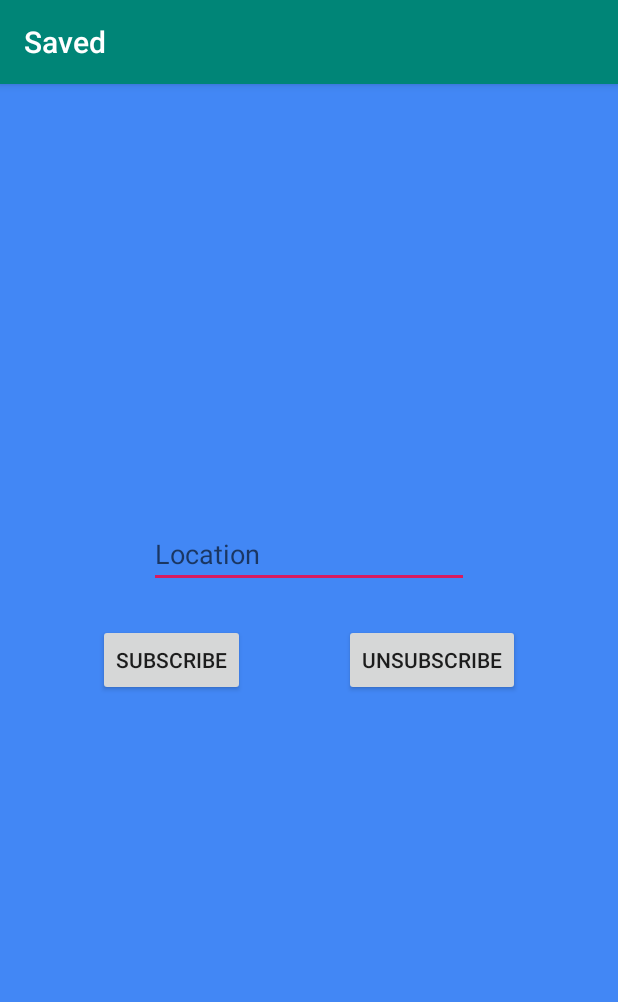
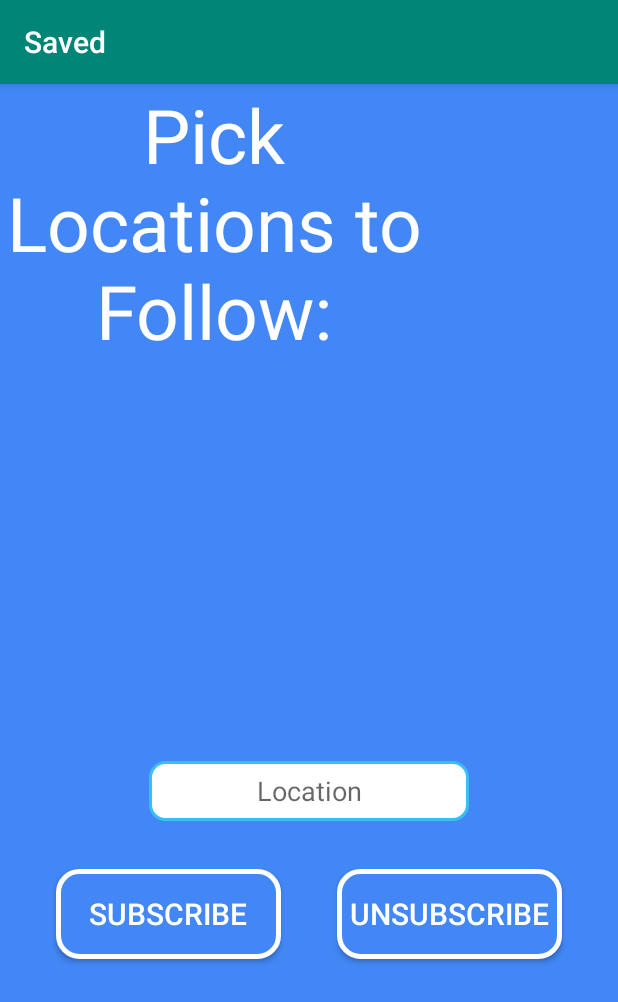
Before and after one commit to BluCodeGH/Saved, an Android app: the SubscribeActivity screen opened directly, with no data from a screen before it, on a phone screen of 412 x 824 dp. Shown: the top 1002 px of the screen. Run offline under Robolectric (Android 15) with nearby library versions, the phone set to English and light mode, and no system bars.

Commit message:
big commit 3

```diff
--- a/app/src/main/res/layout/activity_create.xml
+++ b/app/src/main/res/layout/activity_create.xml
@@ -42,7 +42,7 @@
 
     <EditText
         android:id="@+id/email"
-        android:layout_width="wrap_content"
+        android:layout_width="250dp"
         android:layout_height="40dp"
         android:layout_centerHorizontal="true"
         android:layout_marginBottom="10dp"
@@ -68,7 +68,7 @@
 
     <EditText
         android:id="@+id/password"
-        android:layout_width="wrap_content"
+        android:layout_width="250dp"
         android:layout_height="40dp"
         android:layout_marginBottom="40dp"
         android:layout_centerHorizontal="true"
--- a/app/src/main/res/layout/activity_main.xml
+++ b/app/src/main/res/layout/activity_main.xml
@@ -42,7 +42,7 @@
 
     <EditText
         android:id="@+id/email"
-        android:layout_width="wrap_content"
+        android:layout_width="250dp"
         android:layout_height="40dp"
         android:layout_centerHorizontal="true"
         android:layout_marginBottom="10dp"
@@ -68,7 +68,7 @@
 
     <EditText
         android:id="@+id/password"
-        android:layout_width="wrap_content"
+        android:layout_width="250dp"
         android:layout_height="40dp"
         android:layout_marginBottom="40dp"
         android:layout_centerHorizontal="true"
--- a/app/src/main/res/layout/activity_subscribe.xml
+++ b/app/src/main/res/layout/activity_subscribe.xml
@@ -5,14 +5,30 @@
     android:layout_width="match_parent"
     android:layout_height="match_parent"
     android:background="@color/whitess"
-    tools:context=".SubscribeActivity">
+    tools:context=".SubscribeActivity" >
+
+    <TextView
+        android:id="@+id/textView"
+        android:layout_width="286dp"
+        android:layout_height="259dp"
+        android:text="Pick Locations to Follow:"
+        android:textAlignment="center"
+        android:textAppearance="@style/TextAppearance.AppCompat.Large"
+        android:textColor="#ffffff"
+        android:textSize="50sp"
+        tools:layout_editor_absoluteX="62dp"
+        tools:layout_editor_absoluteY="116dp" />
 
     <EditText
         android:id="@+id/editText"
         android:layout_width="wrap_content"
-        android:layout_height="wrap_content"
-        android:layout_marginBottom="24dp"
+        android:layout_height="40dp"
+        android:layout_centerHorizontal="true"
+        android:layout_centerVertical="true"
+        android:layout_marginBottom="32dp"
+        android:background="@drawable/rounded_border_edittext"
         android:ems="10"
+        android:textAlignment="center"
         android:hint="Location"
         android:inputType="textPersonName"
         app:layout_constraintBottom_toTopOf="@+id/buttonsub"
@@ -21,25 +37,35 @@
 
     <Button
         android:id="@+id/buttonsub"
-        android:layout_width="wrap_content"
+        android:layout_width="150dp"
         android:layout_height="wrap_content"
         android:onClick="sub"
+        android:textSize="20sp"
+        android:textColor="#ffffff"
+        android:background="@drawable/buttonshape"
+        android:layout_marginTop="20dp"
         android:text="Subscribe"
         app:layout_constraintBottom_toBottomOf="parent"
         app:layout_constraintEnd_toStartOf="@+id/buttonunsub"
         app:layout_constraintHorizontal_bias="0.5"
         app:layout_constraintStart_toStartOf="parent"
-        app:layout_constraintTop_toTopOf="parent" />
+        app:layout_constraintTop_toTopOf="parent"
+        app:layout_constraintVertical_bias="0.732" />
 
     <Button
         android:id="@+id/buttonunsub"
-        android:layout_width="wrap_content"
+        android:layout_width="150dp"
         android:layout_height="wrap_content"
         android:onClick="unsub"
         android:text="Unsubscribe"
+        android:textSize="20sp"
+        android:textColor="#ffffff"
+        android:background="@drawable/buttonshape"
+        android:layout_marginTop="20dp"
         app:layout_constraintBottom_toBottomOf="parent"
         app:layout_constraintEnd_toEndOf="parent"
         app:layout_constraintHorizontal_bias="0.5"
         app:layout_constraintStart_toEndOf="@+id/buttonsub"
-        app:layout_constraintTop_toTopOf="parent" />
+        app:layout_constraintTop_toTopOf="parent"
+        app:layout_constraintVertical_bias="0.732" />
 </androidx.constraintlayout.widget.ConstraintLayout>
```
